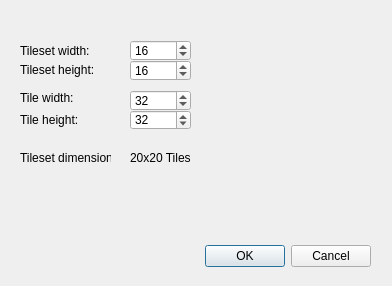
First picture: the form in src/ui/dialognewtileset.ui, repository Spessi/manual-tex-packer, before the edit.
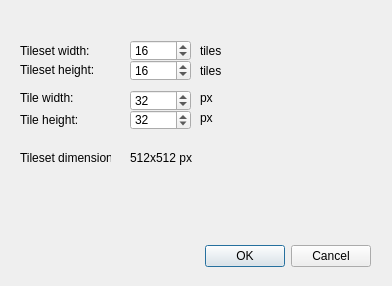
Second picture: the form after the edit.

```diff
--- a/src/ui/dialognewtileset.ui
+++ b/src/ui/dialognewtileset.ui
@@ -168,7 +168,59 @@
     </rect>
    </property>
    <property name="text">
-    <string>20x20 Tiles</string>
+    <string>512x512 px</string>
+   </property>
+  </widget>
+  <widget class="QLabel" name="label">
+   <property name="geometry">
+    <rect>
+     <x>200</x>
+     <y>40</y>
+     <width>46</width>
+     <height>21</height>
+    </rect>
+   </property>
+   <property name="text">
+    <string>tiles</string>
+   </property>
+  </widget>
+  <widget class="QLabel" name="label_2">
+   <property name="geometry">
+    <rect>
+     <x>200</x>
+     <y>60</y>
+     <width>46</width>
+     <height>21</height>
+    </rect>
+   </property>
+   <property name="text">
+    <string>tiles</string>
+   </property>
+  </widget>
+  <widget class="QLabel" name="label_3">
+   <property name="geometry">
+    <rect>
+     <x>200</x>
+     <y>90</y>
+     <width>46</width>
+     <height>16</height>
+    </rect>
+   </property>
+   <property name="text">
+    <string>px</string>
+   </property>
+  </widget>
+  <widget class="QLabel" name="label_4">
+   <property name="geometry">
+    <rect>
+     <x>200</x>
+     <y>110</y>
+     <width>46</width>
+     <height>16</height>
+    </rect>
+   </property>
+   <property name="text">
+    <string>px</string>
    </property>
   </widget>
  </widget>
```
